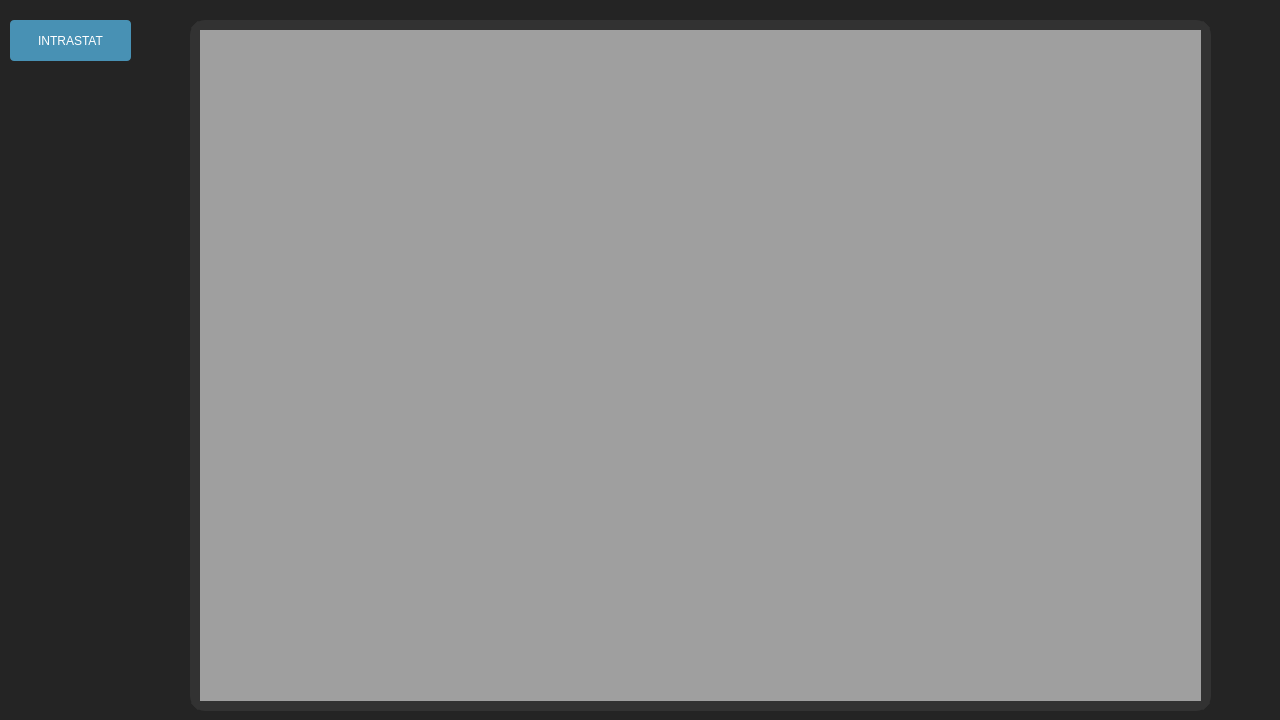
The window that ui/main.ui (Mateusz2734/intrastat-gui) describes before a commit, drawn with Qt 5.
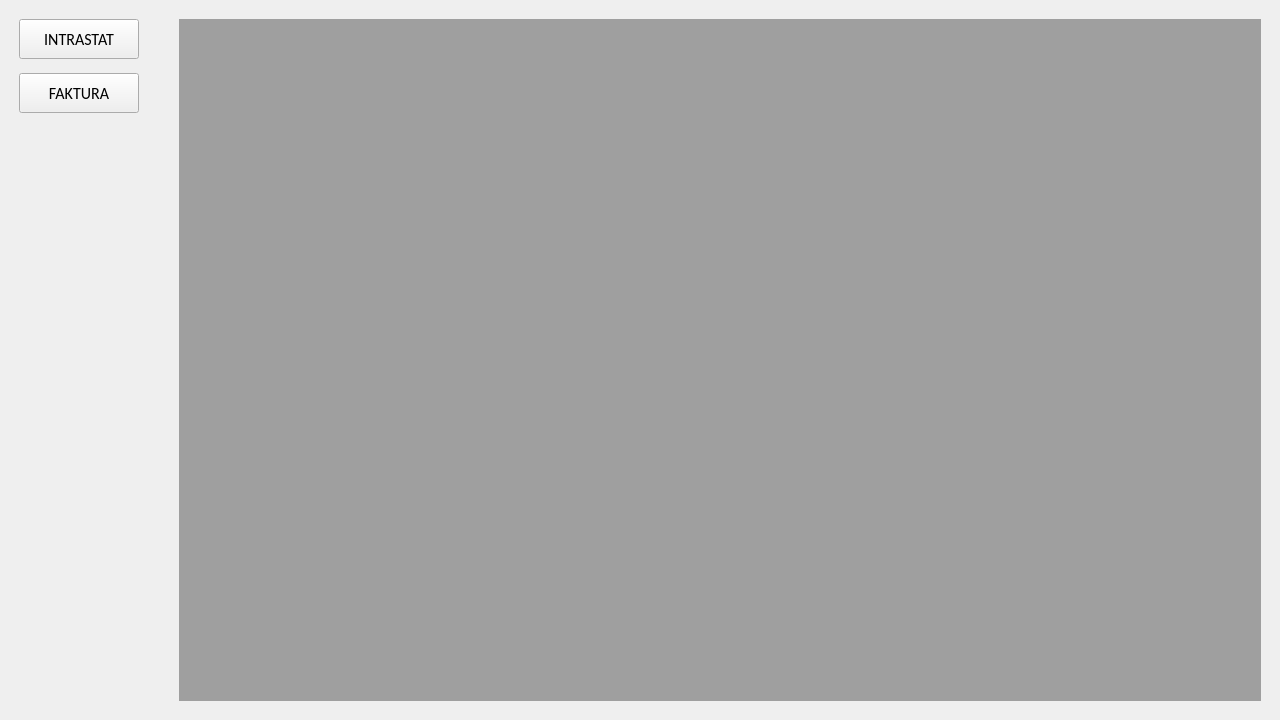
The same window after the commit. Icons and pictures are not drawn.

The edit to the form file:
```diff
--- a/ui/main.ui
+++ b/ui/main.ui
@@ -40,986 +40,7 @@
   <property name="toolTip">
    <string/>
   </property>
-  <property name="styleSheet">
-   <string notr="true">/*-----QWidget-----*/
-QWidget
-{
-	background-color: #242424;
-	color: #fff;
-	selection-background-color: #fff;
-	selection-color: #000;
-
-}
-
-
-/*-----QLabel-----*/
-QLabel
-{
-	background-color: transparent;
-	color: #fff;
-
-}
-
-
-/*-----QMenuBar-----*/
-QMenuBar 
-{
-	background-color: #4a5157;
-	color: #fff;
-
-}
-
-
-QMenuBar::item 
-{
-	background-color: transparent;
-	border-left: 1px solid #003333;
-	padding: 5px;
-	padding-left: 15px;
-	padding-right: 15px;
-
-}
-
-
-QMenuBar::item:selected 
-{
-	background-color: #003333;
-	border: 1px solid #006666;
-	color: #fff;
-
-}
-
-
-QMenuBar::item:pressed 
-{
-	background-color: #006666;
-	border: 1px solid #006666;
-	color: #fff;
-
-}
-
-
-/*-----QMenu-----*/
-QMenu
-{
-    background-color: #4a5157;
-    border: 1px solid #4a5157;
-    padding: 10px;
-	color: #fff;
-
-}
-
-
-QMenu::item
-{
-    background-color: transparent;
-    padding: 2px 20px 2px 20px;
-	min-width: 200px;
-
-}
-
-
-QMenu::separator
-{
-   	background-color: #242424;
-	height: 1px;
-
-}
-
-
-QMenu::item:disabled
-{
-    color: #555;
-    background-color: transparent;
-    padding: 2px 20px 2px 20px;
-
-}
-
-
-QMenu::item:selected
-{
-	background-color: #003333;
-	border: 1px solid #006666;
-	color: #fff;
-
-}
-
-
-/*-----QToolButton-----*/
-QToolButton 
-{
-	background-color: transparent;
-	color: #fff;
-	padding: 3px;
-	margin-left: 1px;
-}
-
-
-QToolButton:hover
-{
-	background-color: rgba(70,162,218,50%);
-	border: 1px solid #46a2da;
-	color: #000;
-	
-}
-
-
-QToolButton:pressed
-{
-	background-color: #727272;
-	border: 1px solid #46a2da;
-
-}
-
-
-QToolButton:checked
-{
-	background-color: #727272;
-	border: 1px solid #222;
-}
-
-
-/*-----QPushButton-----*/
-QPushButton
-{
-	background-color: #4891b4;
-	color: #fff;
-	min-width: 80px;
-	border-radius: 4px;
-	padding: 5px;
-
-}
-
-
-QPushButton::flat
-{
-	background-color: transparent;
-	border: none;
-	color: #000;
-
-}
-
-
-QPushButton::disabled
-{
-	background-color: #606060;
-	color: #959595;
-	border-color: #051a39;
-
-}
-
-
-QPushButton::hover
-{
-	background-color: #54aad3;
-	border: 1px solid #46a2da;
-
-}
-
-
-QPushButton::pressed
-{
-	background-color: #2385b4;
-	border: 1px solid #46a2da;
-
-}
-
-
-QPushButton::checked
-{
-	background-color: #bd5355;
-	border: 1px solid #bd5355;
-
-}
-
-
-/*-----QLineEdit-----*/
-QLineEdit
-{
-	background-color: #242424;
-	color : #fff;
-	border: 1px solid #1d1d1d;
-	padding: 3px;
-	padding-left: 5px;
-	border-radius: 4px;
-
-}
-
-
-/*-----QPlainTExtEdit-----*/
-QPlainTextEdit
-{
-	background-color: #242424;
-	color : #fff;
-	border: 1px solid #1d1d1d;
-	padding: 3px;
-	padding-left: 5px;
-	border-radius: 4px;
-
-}
-
-
-/*-----QToolBox-----*/
-QToolBox
-{
-	background-color: transparent;
-	border: 1px solid #1d1d1d;
-
-}
-
-
-QToolBox::tab
-{
-	background-color: #002b2b;
-	border: 1px solid #1d1d1d;
-
-}
-
-
-QToolBox::tab:hover
-{
-	background-color: #006d6d;
-	border: 1px solid #1d1d1d;
-
-}
-
-
-/*-----QComboBox-----*/
-QComboBox
-{
-    background-color: #4a5157;
-    padding-left: 6px;
-    color: #fff;
-    height: 20px;
-	border-radius: 4px;
-
-}
-
-
-QComboBox::disabled
-{
-	background-color: #404040;
-	color: #656565;
-	border-color: #051a39;
-
-}
-
-
-QComboBox:on
-{
-    background-color: #4a5157;
-	color: #fff;
-
-}
-
-
-QComboBox QAbstractItemView
-{
-    background-color: #4a5157;
-    color: #fff;
-    selection-background-color: #002b2b;
-	selection-color: #fff;
-    outline: 0;
-
-}
-
-
-QComboBox::drop-down
-{
-	background-color: #4a5157;
-    subcontrol-origin: padding;
-    subcontrol-position: top right;
-	border-radius: 4px;
-    width: 15px;
-
-}
-
-
-QComboBox::down-arrow
-{
-    image: url(://arrow-down.png);
-    width: 8px;
-    height: 8px;
-
-}
-
-
-/*-----QDoubleSpinBox &amp; QCalendarWidget-----*/
-QDoubleSpinBox,
-QCalendarWidget QSpinBox 
-{
-	background-color: #242424;
-	color : #fff;
-	border: 1px solid #1d1d1d;
-	border-radius: 4px;
-	padding: 3px;
-	padding-left: 5px;
-
-}
-
-
-QDoubleSpinBox::up-button, 
-QCalendarWidget QSpinBox::up-button
-{
-	background-color: #4a5157;
-    width: 16px; 
-	border-top-right-radius: 4px;
-    border-width: 1px;
-	border-color: #1d1d1d;
-
-}
-
-
-QDoubleSpinBox::up-button:hover, 
-QCalendarWidget QSpinBox::up-button:hover
-{
-	background-color: #585858;
-
-}
-
-
-QDoubleSpinBox::up-button:pressed, 
-QCalendarWidget QSpinBox::up-button:pressed
-{
-	background-color: #252525;
-    width: 16px; 
-    border-width: 1px;
-
-}
-
-
-QDoubleSpinBox::up-arrow,
-QCalendarWidget QSpinBox::up-arrow
-{
-    image: url(://arrow-up.png);
-    width: 7px;
-    height: 7px;
-
-}
-
-
-QDoubleSpinBox::down-button, 
-QCalendarWidget QSpinBox::down-button
-{
-	background-color: #4a5157;
-    width: 16px; 
-    border-width: 1px;
-	border-bottom-right-radius: 4px;
-	border-color: #1d1d1d;
-
-}
-
-
-QDoubleSpinBox::down-button:hover, 
-QCalendarWidget QSpinBox::down-button:hover
-{
-	background-color: #585858;
-
-}
-
-
-QDoubleSpinBox::down-button:pressed, 
-QCalendarWidget QSpinBox::down-button:pressed
-{
-	background-color: #252525;
-    width: 16px; 
-    border-width: 1px;
-
-}
-
-
-QDoubleSpinBox::down-arrow,
-QCalendarWidget QSpinBox::down-arrow
-{
-    image: url(://arrow-down.png);
-    width: 7px;
-    height: 7px;
-
-}
-
-
-/*-----QGroupBox-----*/
-QGroupBox 
-{
-    border: 1px solid;
-    border-color: #1d1d1d;
-	border-radius: 4px;
-    margin-top: 23px;
-
-}
-
-
-QGroupBox::title  
-{
-    background-color: #002b2b;
-    color: #fff;
-	subcontrol-position: top left;
-    subcontrol-origin: margin;
-    padding: 5px;
-	min-width: 100px;
-	border: 1px solid #1d1d1d;
-	border-top-left-radius: 4px;
-	border-top-right-radius: 4px;
-	border-bottom: none;
-
-}
-
-
-/*-----QHeaderView-----*/
-QHeaderView::section
-{
-    background-color: #4a5157;
-	border: none;
-    color: #fff;
-	padding: 4px;
-	
-}
-
-
-QHeaderView::section:disabled
-{
-    background-color: #525251;
-    color: #656565;
-
-}
-
-
-QHeaderView::section:checked
-{
-    background-color: qlineargradient(spread:repeat, x1:1, y1:0, x2:1, y2:1, stop:0 rgba(227, 227, 227, 255),stop:1 rgba(187, 187, 187, 255));
-    color: #000;
-
-}
-
-
-QHeaderView::section::vertical::first,
-QHeaderView::section::vertical::only-one
-{
-    border-left: 1px solid #003333;
-
-}
-
-
-QHeaderView::section::vertical
-{
-    border-left: 1px solid #003333;
-}
-
-
-QHeaderView::section::horizontal::first,
-QHeaderView::section::horizontal::only-one
-{
-    border-left: 1px solid #003333;
-
-}
-
-
-QHeaderView::section::horizontal
-{
-    border-left: 1px solid #003333;
-
-}
-
-
-QTableCornerButton::section
-{
-    background-color: qlineargradient(spread:repeat, x1:1, y1:0, x2:1, y2:1, stop:0 rgba(227, 227, 227, 255),stop:1 rgba(187, 187, 187, 255));
-	border: 1px solid #000;
-    color: #fff;
-
-}
-
-
-/*-----QCalendarWidget-----*/
-QCalendarWidget QToolButton
-{
-  	background-color: transparent;
-  	color: white;
-
-}
-
-
-QCalendarWidget QToolButton::hover
-{
-	background-color: #006666;
-	border: 1px solid #006666;
-	color: #fff;
-
-}
-
-
-QCalendarWidget QMenu 
-{
-	width: 120px;
-	left: 20px;
-	color: white;
-
-}
-
-
-QCalendarWidget QWidget 
-{ 
-	alternate-background-color: #4a5157; 
-	color: #fff;
-
-}
-
-
-QCalendarWidget QAbstractItemView:enabled 
-{
-	color: #fff;  
-	background-color: #242424;  
-	selection-background-color: #002b2b; 
-	selection-color: #fff; 
-
-}
-
-
-QCalendarWidget QAbstractItemView:disabled 
-{ 
-	color: #404040; 
-
-}
-
-
-/*-----QTreeWidget-----*/
-QTreeView
-{
-	show-decoration-selected: 0;
-	alternate-background-color: transparent;
-	background-color: transparent;
-   	border: none;
-	color: #fff;
-	font: 8pt;
-
-}
-
-
-QTreeView::item:selected
-{
-	color:#fff;
-	background-color: #002b2b;
-	border-radius: 0px;
-
-}
-
-
-QTreeView::item:!selected:hover
-{
-    background-color: #5e5e5e;
-    border: none;
-    color: white;
-
-}
-
-
-QTreeView::branch:has-children:!has-siblings:closed,
-QTreeView::branch:closed:has-children:has-siblings 
-{
-	image: url(://tree-closed.png);
-
-}
-
-
-QTreeView::branch:open:has-children:!has-siblings,
-QTreeView::branch:open:has-children:has-siblings  
-{
-	image: url(://tree-open.png);
-
-}
-
-
-/*-----QListView-----*/
-QListView 
-{
-	background-color: transparent;
-	alternate-background-color: transparent;
-    border : none;
-    color: #fff;
-    show-decoration-selected: 1; 
-    outline: 0;
-   	border: 1px solid #1d1d1d;
-
-}
-
-
-QListView::disabled 
-{
-	background-color: #656565;
-	color: #1b1b1b;
-    border: 1px solid #656565;
-
-}
-
-
-QListView::item 
-{
-	background-color: transparent;
-    padding: 1px;
-
-}
-
-
-QListView::item:selected 
-{
-	background-color: #002b2b;
-	border: 1px solid #002b2b;
-	color: #fff;
-
-}
-
-
-QListView::item:selected:!active 
-{
-	background-color: #002b2b;
-	border: 1px solid #002b2b;
-	color: #fff;
-
-}
-
-
-QListView::item:selected:active 
-{
-	background-color: #002b2b;
-	border: 1px solid #002b2b;
-	color: #fff;
-
-}
-
-
-QListView::item:hover {
-    background-color: #5e5e5e;
-    border: none;
-    color: #000;
-
-}
-
-
-/*-----QCheckBox-----*/
-QCheckBox
-{
-	background-color: transparent;
-    color: #fff;
-	border: none;
-
-}
-
-
-QCheckBox::indicator
-{
-    background-color: lightgray;
-    border: 1px solid #000;
-    width: 12px;
-    height: 12px;
-
-}
-
-
-QCheckBox::indicator:checked
-{
-    image:url(&quot;./ressources/check.png&quot;);
-	background-color: #002b2b;
-    border: 1px solid #3a546e;
-
-}
-
-
-QCheckBox::indicator:unchecked:hover
-{
-	border: 1px solid #46a2da; 
-
-}
-
-
-QCheckBox::disabled
-{
-	color: #656565;
-
-}
-
-
-QCheckBox::indicator:disabled
-{
-	background-color: #656565;
-	color: #656565;
-    border: 1px solid #656565;
-
-}
-
-
-/*-----QRadioButton-----*/
-QRadioButton 
-{
-	color: #fff;
-	background-color: transparent;
-
-}
-
-
-QRadioButton::indicator::unchecked:hover 
-{
-	background-color: #d3d3d3;
-	border: 2px solid #002b2b;
-	border-radius: 6px;
-}
-
-
-QRadioButton::indicator::checked 
-{
-	border: 2px solid #52beff;
-	border-radius: 6px;
-	background-color: #002b2b;  
-	width: 9px; 
-	height: 9px; 
-
-}
-
-
-/*-----QScrollBar-----*/
-QScrollBar:vertical 
-{
-   border: none;
-   width: 12px;
-
-}
-
-
-QScrollBar::handle:vertical 
-{
-   border: none;
-   border-radius : 0px;
-   background-color: #7a7a7a;
-   min-height: 80px;
-   width : 12px;
-
-}
-
-
-QScrollBar::handle:vertical:pressed
-{
-   background-color: #5d5f60; 
-
-}
-
-
-QScrollBar::add-line:vertical
-{
-   border: none;
-   background: transparent;
-   height: 0px;
-   subcontrol-position: bottom;
-   subcontrol-origin: margin;
-
-}
-
-
-QScrollBar::add-line:vertical:hover 
-{
-   background-color: transparent;
-
-}
-
-
-QScrollBar::add-line:vertical:pressed 
-{
-   background-color: #3f3f3f;
-
-}
-
-
-QScrollBar::sub-line:vertical
-{
-   border: none;
-   background: transparent;
-   height: 0px;
-
-}
-
-
-QScrollBar::sub-line:vertical:hover 
-{
-   background-color: transparent;
-
-}
-
-
-QScrollBar::sub-line:vertical:pressed 
-{
-   background-color: #3f3f3f;
-
-}
-
-
-QScrollBar::up-arrow:vertical
-{
-   width: 0px;
-   height: 0px;
-   background: transparent;
-
-}
-
-
-QScrollBar::down-arrow:vertical 
-{
-   width: 0px;
-   height: 0px;
-   background: transparent;
-
-}
-
-
-QScrollBar::add-page:vertical, QScrollBar::sub-page:vertical
-{
-   background-color: #222222;
-	
-}
-
-
-QScrollBar:horizontal 
-{
-   border: none;
-   height: 12px;
-
-}
-
-
-QScrollBar::handle:horizontal 
-{
-   border: none;
-   border-radius : 0px;
-   background-color: #7a7a7a;
-   min-height: 80px;
-   height : 12px;
-
-}
-
-
-QScrollBar::handle:horizontal:pressed
-{
-   background-color: #5d5f60; 
-
-}
-
-
-QScrollBar::add-line:horizontal
-{
-   border: none;
-   background: transparent;
-   height: 0px;
-   subcontrol-position: bottom;
-   subcontrol-origin: margin;
-
-}
-
-
-QScrollBar::add-line:horizontal:hover 
-{
-   background-color: transparent;
-
-}
-
-
-QScrollBar::add-line:horizontal:pressed 
-{
-   background-color: #3f3f3f;
-
-}
-
-
-QScrollBar::sub-line:horizontal
-{
-   border: none;
-   background: transparent;
-   height: 0px;
-
-}
-
-
-QScrollBar::sub-line:horizontal:hover 
-{
-   background-color: transparent;
-
-}
-
-
-QScrollBar::sub-line:horizontal:pressed 
-{
-   background-color: #3f3f3f;
-
-}
-
-
-QScrollBar::up-arrow:horizontal
-{
-   width: 0px;
-   height: 0px;
-   background: transparent;
-
-}
-
-
-QScrollBar::down-arrow:horizontal 
-{
-   width: 0px;
-   height: 0px;
-   background: transparent;
-
-}
-
-
-QScrollBar::add-page:horizontal, QScrollBar::sub-page:horizontal
-{
-   background-color: #222222;
-	
-}
-
-
-/*-----QProgressBar-----*/
-QProgressBar
-{
-	border: 1px solid #1d1d1d;
-    text-align: center;
-	border-radius: 10px;
-	color: #fff;
-	font-weight: bold;
-
-}
-
-
-QProgressBar::chunk
-{
-    background-color: #3b86ae;
-	border-radius: 9px;
-    margin: 0.5px;
-
-}
-
-
-/*-----QStatusBar-----*/
-QStatusBar
-{
-	background-color: #4a5157;
-	color: #ffffff;
-	border-color: #051a39;
-
-}
-
-
-/*-----QSizeGrip-----*/
-QSizeGrip 
-{
-	background-color: image(&quot;./ressources/sizegrip.png&quot;); /*To replace*/
-	border: none;
-
-}
-
-QMdiArea {
-    qproperty-background: #323232;
-    border: 10px solid #323232;
-    border-radius: 15px
-}
-</string>
-  </property>
+  
   <property name="tabShape">
    <enum>QTabWidget::Rounded</enum>
   </property>
@@ -1030,38 +51,81 @@
    <property name="mouseTracking">
     <bool>true</bool>
    </property>
-   <widget class="QPushButton" name="intrastat_btn">
-    <property name="geometry">
-     <rect>
-      <x>10</x>
-      <y>20</y>
-      <width>121</width>
-      <height>41</height>
-     </rect>
-    </property>
-    <property name="text">
-     <string>INTRASTAT</string>
-    </property>
-    <property name="checkable">
-     <bool>false</bool>
-    </property>
-    <property name="autoRepeat">
-     <bool>false</bool>
-    </property>
-    <property name="autoExclusive">
-     <bool>false</bool>
-    </property>
-   </widget>
-   <widget class="QMdiArea" name="mdiArea">
-    <property name="geometry">
-     <rect>
-      <x>190</x>
-      <y>20</y>
-      <width>1021</width>
-      <height>691</height>
-     </rect>
-    </property>
-   </widget>
+   <layout class="QGridLayout" name="gridLayout_2">
+    <item row="0" column="0">
+     <layout class="QGridLayout" name="gridLayout" rowminimumheight="40,40,0,0" columnminimumwidth="120,0">
+      <property name="leftMargin">
+       <number>10</number>
+      </property>
+      <property name="topMargin">
+       <number>10</number>
+      </property>
+      <property name="rightMargin">
+       <number>10</number>
+      </property>
+      <property name="bottomMargin">
+       <number>10</number>
+      </property>
+      <property name="horizontalSpacing">
+       <number>40</number>
+      </property>
+      <property name="verticalSpacing">
+       <number>14</number>
+      </property>
+      <item row="0" column="0">
+       <widget class="QPushButton" name="intrastat_btn">
+        <property name="sizePolicy">
+         <sizepolicy hsizetype="Minimum" vsizetype="Minimum">
+          <horstretch>0</horstretch>
+          <verstretch>0</verstretch>
+         </sizepolicy>
+        </property>
+        <property name="text">
+         <string>INTRASTAT</string>
+        </property>
+        <property name="checkable">
+         <bool>false</bool>
+        </property>
+        <property name="autoRepeat">
+         <bool>false</bool>
+        </property>
+        <property name="autoExclusive">
+         <bool>false</bool>
+        </property>
+       </widget>
+      </item>
+      <item row="0" column="1" rowspan="4">
+       <widget class="QMdiArea" name="mdiArea"/>
+      </item>
+      <item row="3" column="0">
+       <spacer name="verticalSpacer">
+        <property name="orientation">
+         <enum>Qt::Vertical</enum>
+        </property>
+        <property name="sizeHint" stdset="0">
+         <size>
+          <width>20</width>
+          <height>40</height>
+         </size>
+        </property>
+       </spacer>
+      </item>
+      <item row="1" column="0">
+       <widget class="QPushButton" name="invoice_btn">
+        <property name="sizePolicy">
+         <sizepolicy hsizetype="Minimum" vsizetype="Minimum">
+          <horstretch>0</horstretch>
+          <verstretch>0</verstretch>
+         </sizepolicy>
+        </property>
+        <property name="text">
+         <string>FAKTURA</string>
+        </property>
+       </widget>
+      </item>
+     </layout>
+    </item>
+   </layout>
   </widget>
  </widget>
  <resources/>
```
